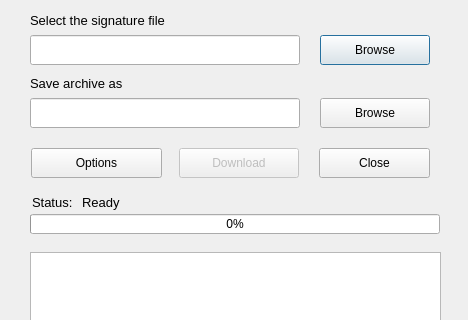
Old version of the form apt_offline_gui/AptOfflineQtFetch.ui in the repository rickysarraf/apt-offline; both pictures show x 0 to 468 and y 0 to 320 of the 468 by 483 pixel window.
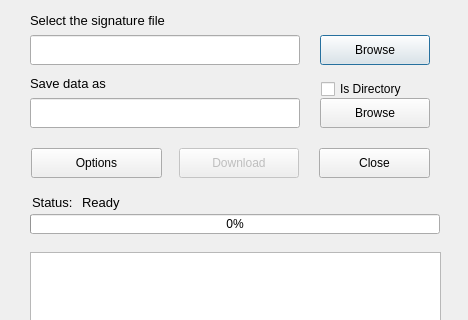
New version of the form. Icons and pictures are not drawn.

Commit message: Add support for downloads to directory also

```diff
--- a/apt_offline_gui/AptOfflineQtFetch.ui
+++ b/apt_offline_gui/AptOfflineQtFetch.ui
@@ -217,7 +217,7 @@
     </font>
    </property>
    <property name="text">
-    <string>Save archive as</string>
+    <string>Save data as</string>
    </property>
   </widget>
   <widget class="QLineEdit" name="zipFilePath">
@@ -265,6 +265,19 @@
     <bool>false</bool>
    </property>
   </widget>
+  <widget class="QCheckBox" name="saveDatacheckBox">
+   <property name="geometry">
+    <rect>
+     <x>321</x>
+     <y>80</y>
+     <width>110</width>
+     <height>18</height>
+    </rect>
+   </property>
+   <property name="text">
+    <string>Is Directory</string>
+   </property>
+  </widget>
  </widget>
  <resources>
   <include location="resources.qrc"/>
```
The commit also changes 11 other files.
